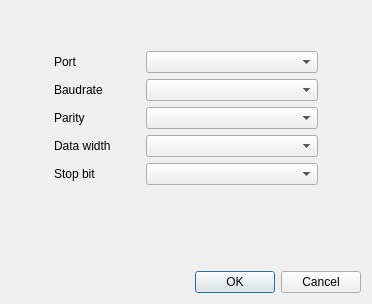
This is view/ui/serial_setting.ui in sumatrae/radarviewer as Qt 5 draws it before an edit. The edited form follows.
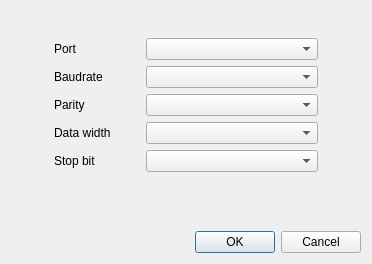
This is the edited form. Icons and pictures are not drawn.

Commit message: Add uart setting ui operations

```diff
--- a/view/ui/serial_setting.ui
+++ b/view/ui/serial_setting.ui
@@ -7,7 +7,7 @@
     <x>0</x>
     <y>0</y>
     <width>372</width>
-    <height>304</height>
+    <height>264</height>
    </rect>
   </property>
   <property name="windowTitle">
```
The commit also changes 4 other files.
